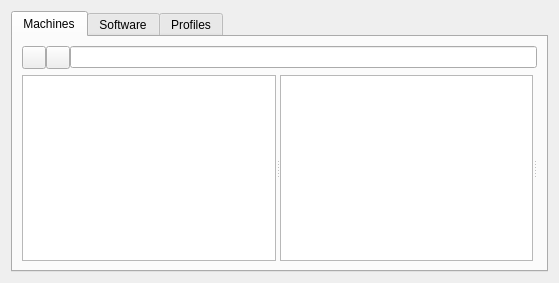
Above: src/mainpanel.ui from npwoods/bletchmame before the change. Below: the same form after it.
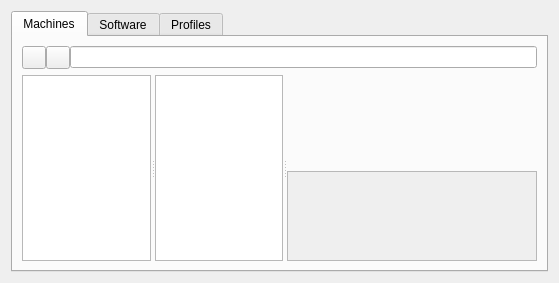
That is the form after the change. Icons and pictures are not drawn.

Commit message: Specifying a minimum width for the history widget

```diff
--- a/src/mainpanel.ui
+++ b/src/mainpanel.ui
@@ -147,6 +147,12 @@
                <verstretch>0</verstretch>
               </sizepolicy>
              </property>
+             <property name="minimumSize">
+              <size>
+               <width>250</width>
+               <height>0</height>
+              </size>
+             </property>
              <property name="widgetResizable">
               <bool>true</bool>
              </property>
```
Left out of the diff: 6 changed lines with no effect on the pictures.
